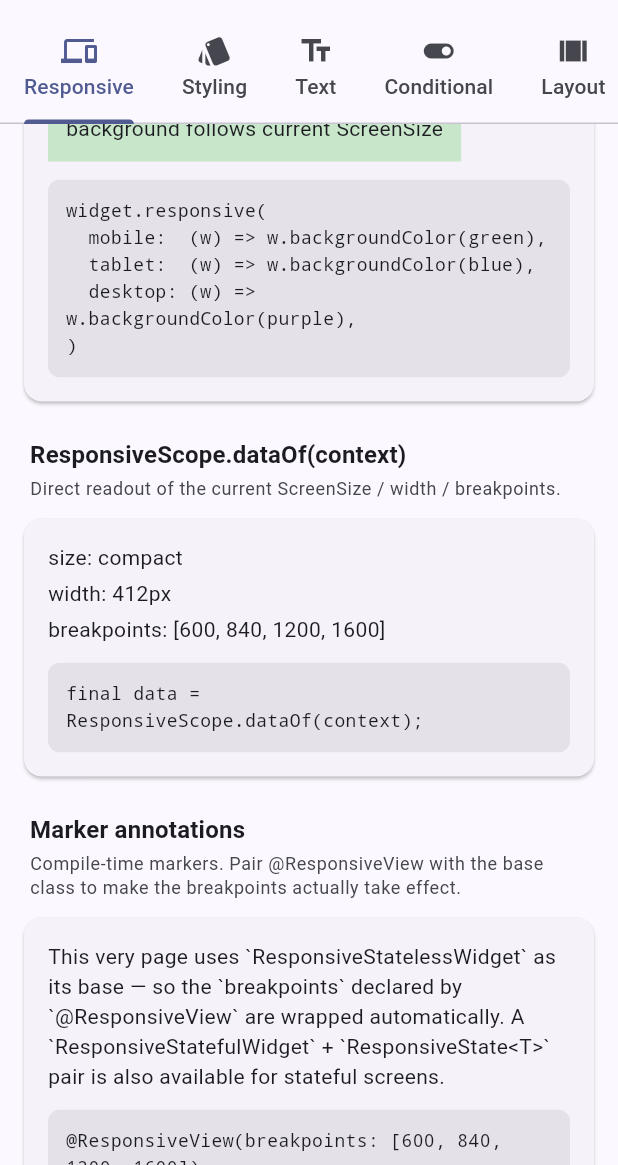
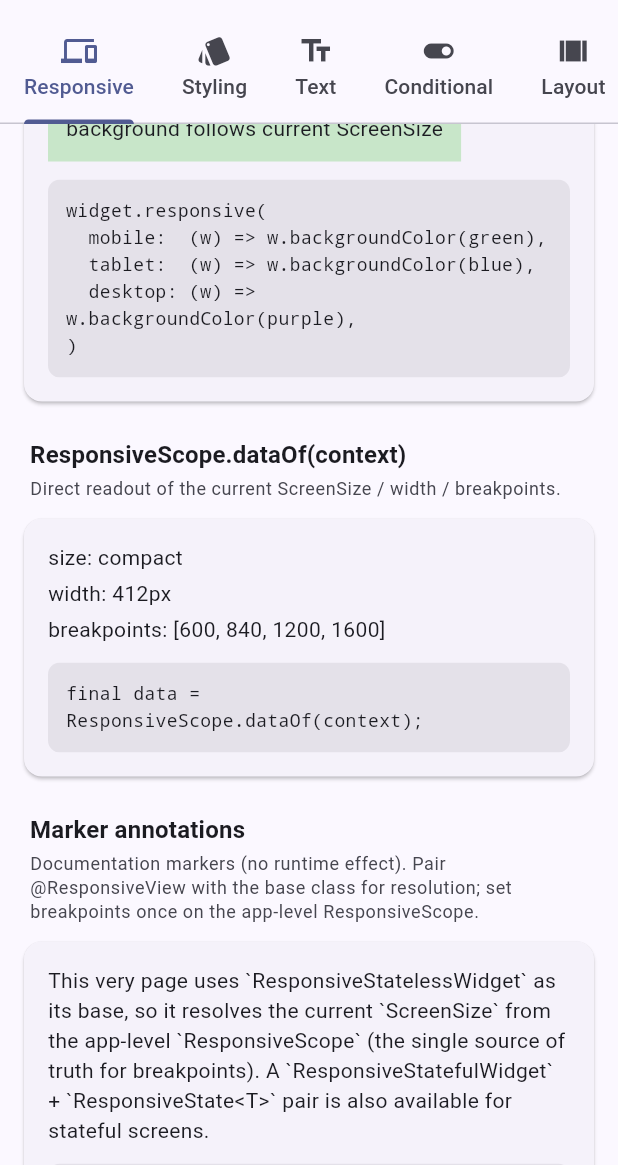
Before and after one commit to hardy716/flutter_dsl, a Flutter app: the screen it shows after launch, scrolled down 1728 dp, on a phone screen of 412 x 824 dp, the part 71-1236 px from its top. Run offline on Flutter 3.47's test engine with Material 3 defaults, Android fonts, the phone set to English and light mode, and no system bars.

Commit message:
docs: position as an internal DSL; document single-source breakpoints, .box, tokens
Add a "Why flutter_dsl?" comparison section framing the package as a cohesive,
codegen-free internal DSL (responsive + tokens + styling, Material 3 windowing).
Update Quick Start / annotations to the single-source ResponsiveScope pattern
(drop the deprecated per-widget breakpoints), document .box() and the design
token scope + component catalog, and refresh the tree-depth trade-off guidance.

Co-Authored-By: Claude Opus 4.7 (1M context) <noreply@anthropic.com>

```diff
--- a/example/lib/main.dart
+++ b/example/lib/main.dart
@@ -349,18 +349,19 @@ class _ResponsiveTab extends StatelessWidget {
         const _SectionHeader(
           title: 'Marker annotations',
           description:
-              'Compile-time markers. Pair @ResponsiveView with the base class to make the breakpoints actually take effect.',
+              'Documentation markers (no runtime effect). Pair @ResponsiveView with the base class for resolution; set breakpoints once on the app-level ResponsiveScope.',
         ),
         _DemoCard(
-          code: '@ResponsiveView(breakpoints: [600, 840, 1200, 1600])\n'
+          code: '@ResponsiveView()\n'
               "@DesignSystemComponent(name: 'ShowcasePage')\n"
               'class ShowcasePage extends ResponsiveStatelessWidget {\n'
               '  …\n'
               '}',
           child:
-              ('This very page uses `ResponsiveStatelessWidget` as its base — '
-                      'so the `breakpoints` declared by `@ResponsiveView` are '
-                      'wrapped automatically. A `ResponsiveStatefulWidget` + '
+              ('This very page uses `ResponsiveStatelessWidget` as its base, so '
+                      'it resolves the current `ScreenSize` from the app-level '
+                      '`ResponsiveScope` (the single source of truth for '
+                      'breakpoints). A `ResponsiveStatefulWidget` + '
                       '`ResponsiveState<T>` pair is also available for stateful '
                       'screens.')
                   .bodyMedium(context),
```
Also changed, not shown: 1 other file.
